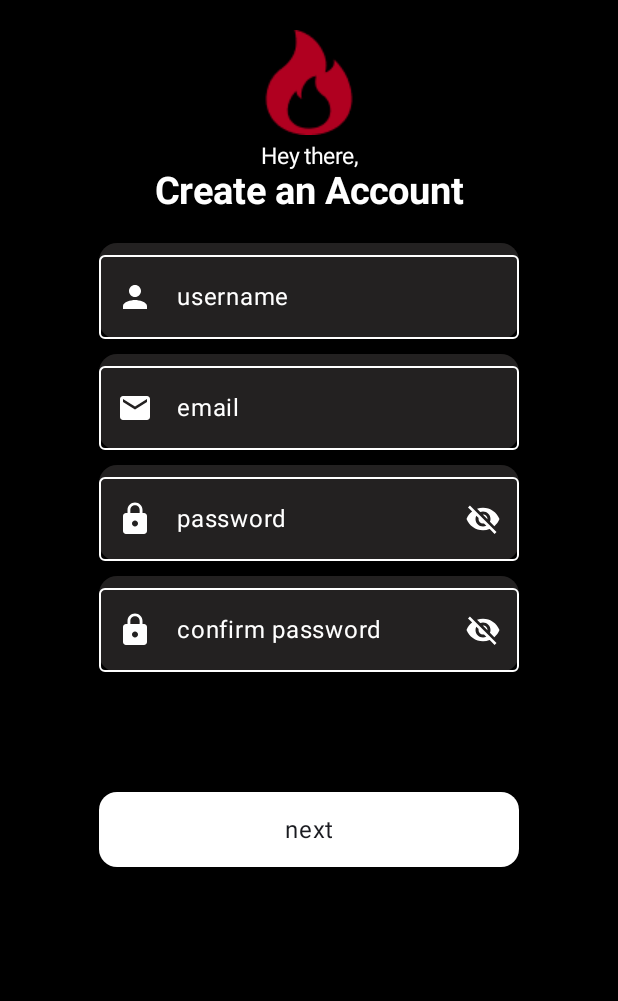
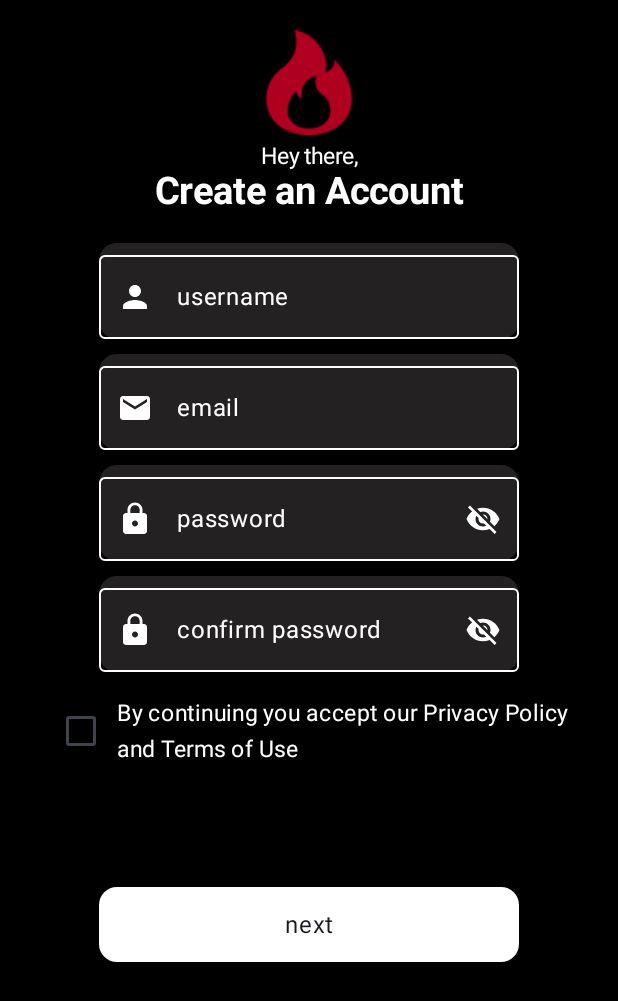
Before and after one commit to Joao-Lucas-de-Oliveira-Lima/Lifitness-Kotlin, an Android app built with Jetpack Compose: the screen it shows after launch (MainActivity), on a phone screen of 412 x 824 dp. Shown: the top 1001 px of the screen. Run offline under Robolectric (Android 15) with nearby library versions, the phone set to English and light mode, and no system bars.

Commit message:
finishing terms of use and policy checkbox

```diff
--- /dev/null
+++ b/Lifitness/app/src/main/java/com/lifitness/common/composable/CheckboxComponent.kt
@@ -0,0 +1,48 @@
+package com.lifitness.common.composable
+
+import androidx.compose.foundation.layout.Row
+import androidx.compose.foundation.layout.fillMaxWidth
+import androidx.compose.foundation.layout.height
+import androidx.compose.foundation.layout.heightIn
+import androidx.compose.foundation.layout.padding
+import androidx.compose.material3.Checkbox
+import androidx.compose.material3.Text
+import androidx.compose.runtime.Composable
+import androidx.compose.runtime.mutableStateOf
+import androidx.compose.runtime.remember
+import androidx.compose.ui.Alignment
+import androidx.compose.ui.Modifier
+import androidx.compose.ui.graphics.Color
+import androidx.compose.ui.tooling.preview.Preview
+import androidx.compose.ui.unit.dp
+import androidx.compose.ui.unit.sp
+
+
+@Composable
+fun CheckboxComponent(text : String){
+    Row(
+        modifier = Modifier
+            .fillMaxWidth()
+            .heightIn(min = 10.dp)
+            .padding(horizontal = 30.dp),
+        verticalAlignment = Alignment.CenterVertically
+    ){
+        var isChecked = remember {
+            mutableStateOf(false)
+        }
+        Checkbox(checked = isChecked.value, onCheckedChange = {
+            isChecked.value = !isChecked.value
+        })
+        Text(
+            text = text,
+            color = Color.White,
+            fontSize = 15.sp
+        )
+    }
+}
+
+@Preview
+@Composable
+fun PreviewCheckboxComponent(){
+    CheckboxComponent("Preview")
+}
--- a/Lifitness/app/src/main/java/com/lifitness/screens/register/SignUpScreen.kt
+++ b/Lifitness/app/src/main/java/com/lifitness/screens/register/SignUpScreen.kt
@@ -22,6 +22,7 @@ import androidx.compose.ui.res.stringResource
 import androidx.compose.ui.tooling.preview.Preview
 import androidx.compose.ui.unit.dp
 import com.lifitness.R
+import com.lifitness.common.composable.CheckboxComponent
 import com.lifitness.common.composable.CreateAnAccountText
 import com.lifitness.common.composable.GreetingText
 import com.lifitness.common.composable.LogoComponent
@@ -63,6 +64,8 @@ fun SignUpScreen(){
             PasswordTextFieldComponent(
                 labelValue = stringResource(id = R.string.sign_up_retype_your_password_field),
                 imageVector = Icons.Default.Lock)
+            Spacer(modifier = Modifier.height(15.dp))
+            CheckboxComponent(text = stringResource(id = R.string.privacy_policy_and_terms_of_use_text))
             Spacer(modifier = Modifier.height(80.dp))
             RegistrationScreenButtonComponent("next")
         }
--- a/Lifitness/app/src/main/res/values/strings.xml
+++ b/Lifitness/app/src/main/res/values/strings.xml
@@ -2,6 +2,7 @@
     <string name="app_name">Lifitness</string>
     <string name="greeting_text">Hey there,</string>
     <string name="create_an_account_text">Create an Account</string>
+    <string name="privacy_policy_and_terms_of_use_text">By continuing you accept our Privacy Policy and Terms of Use</string>
     <string name="more_title">MORE</string>
     <string name="settings_title">SETTINGS</string>
     <string name="brand_logo_name">LiFitness</string>
```
